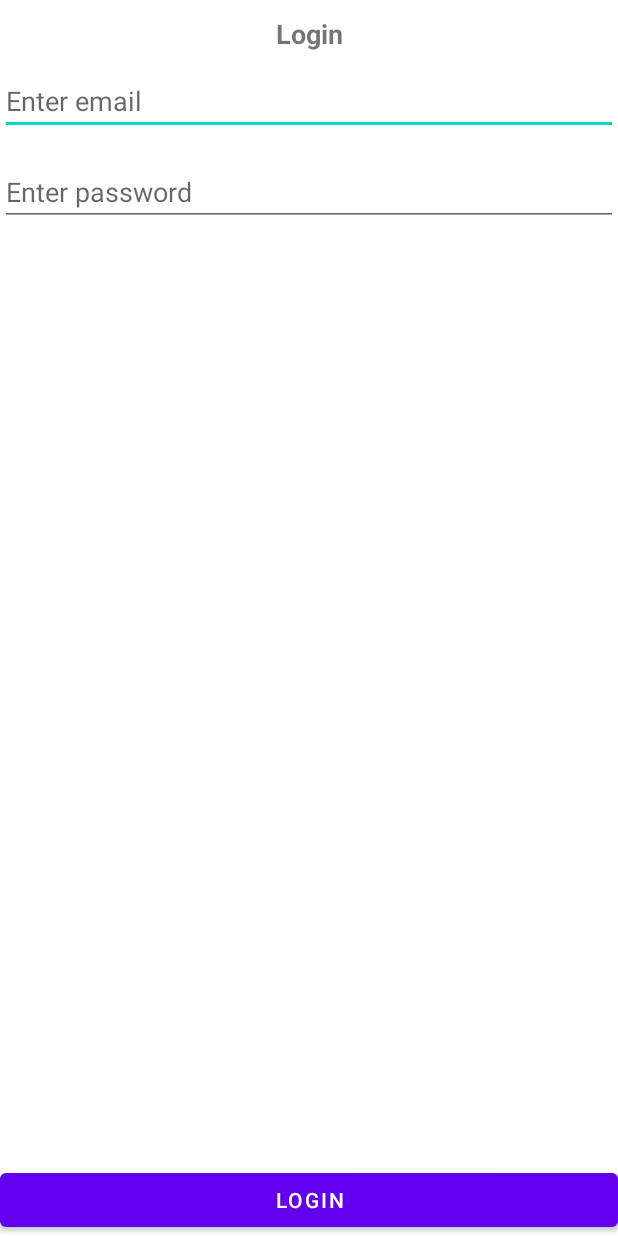
After one commit to eWardsSourav/Project, an Android app: the LoginActivity screen opened directly, with no data from a screen before it, on a phone screen of 412 x 824 dp. The commit adds this screen. Run offline under Robolectric (Android 15) with nearby library versions, the phone set to English and light mode, and no system bars.

Commit message:
create simple login activity

```diff
--- a/app/src/main/AndroidManifest.xml
+++ b/app/src/main/AndroidManifest.xml
@@ -12,6 +12,13 @@
         android:supportsRtl="true"
         android:theme="@style/Theme.SouravProject"
         tools:targetApi="31">
+        <activity
+            android:name=".LoginActivity"
+            android:exported="false">
+            <meta-data
+                android:name="android.app.lib_name"
+                android:value="" />
+        </activity>
         <activity
             android:name=".MainActivity"
             android:exported="true">
--- /dev/null
+++ b/app/src/main/java/com/bongdev/souravproject/LoginActivity.java
@@ -0,0 +1,23 @@
+package com.bongdev.souravproject;
+
+import androidx.appcompat.app.AppCompatActivity;
+
+import android.os.Bundle;
+import android.widget.Button;
+import android.widget.EditText;
+
+public class LoginActivity extends AppCompatActivity {
+    EditText email,password;
+    Button btn;
+
+    @Override
+    protected void onCreate(Bundle savedInstanceState) {
+        super.onCreate(savedInstanceState);
+        setContentView(R.layout.activity_login);
+        email = findViewById(R.id.email);
+        password = findViewById(R.id.password);
+        btn = findViewById(R.id.btn);
+
+
+    }
+}
--- a/app/src/main/java/com/bongdev/souravproject/MainActivity.java
+++ b/app/src/main/java/com/bongdev/souravproject/MainActivity.java
@@ -146,8 +146,8 @@ public class MainActivity extends AppCompatActivity implements AdapterView.OnIte
             if (isDataSaved) {
                 Toast.makeText(MainActivity.this, "successfully registration", Toast.LENGTH_SHORT).show();
 
-//                Intent intent = new Intent(MainActivity.this,Mai.class);
-//                startActivity(intent);
+                Intent intent = new Intent(MainActivity.this,LoginActivity.class);
+                startActivity(intent);
 
             } else {
 
--- /dev/null
+++ b/app/src/main/res/layout/activity_login.xml
@@ -0,0 +1,46 @@
+<?xml version="1.0" encoding="utf-8"?>
+<androidx.constraintlayout.widget.ConstraintLayout xmlns:android="http://schemas.android.com/apk/res/android"
+    xmlns:app="http://schemas.android.com/apk/res-auto"
+    xmlns:tools="http://schemas.android.com/tools"
+    android:layout_width="match_parent"
+    android:layout_height="match_parent"
+    tools:context=".LoginActivity">
+
+    <TextView
+        android:id="@+id/textView"
+        android:layout_width="match_parent"
+        android:layout_height="wrap_content"
+        android:padding="10dp"
+        android:text="Login"
+        android:textAlignment="center"
+        android:textSize="18dp"
+        android:textStyle="bold"
+        app:layout_constraintEnd_toEndOf="parent"
+        app:layout_constraintStart_toStartOf="parent"
+        app:layout_constraintTop_toTopOf="parent" />
+
+    <EditText
+        android:id="@+id/email"
+        android:layout_width="match_parent"
+        android:layout_height="wrap_content"
+        android:hint="Enter email"
+        app:layout_constraintTop_toBottomOf="@+id/textView" />
+
+    <EditText
+        android:id="@+id/password"
+        android:layout_width="match_parent"
+        android:layout_height="wrap_content"
+        android:hint="Enter password"
+        android:layout_marginTop="15dp"
+        app:layout_constraintTop_toBottomOf="@+id/email" />
+
+    <Button
+        android:id="@+id/btn"
+        android:layout_width="match_parent"
+        android:layout_height="wrap_content"
+        android:text="Login"
+        app:layout_constraintBottom_toBottomOf="parent"
+        app:layout_constraintEnd_toEndOf="parent"
+        app:layout_constraintStart_toStartOf="parent" />
+
+</androidx.constraintlayout.widget.ConstraintLayout>
```
